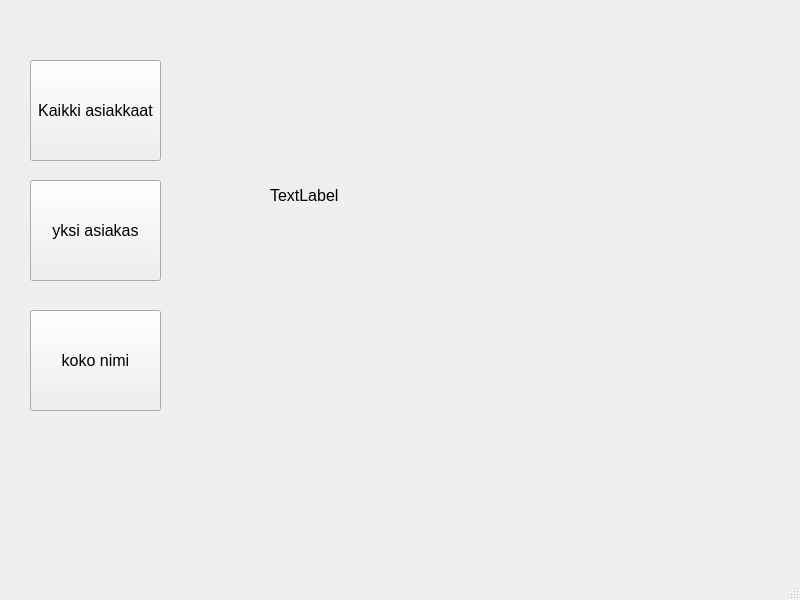
The window that qt_frontend/mainwindow.ui (c0latu02/qt_example) describes before a commit, drawn with Qt 5.
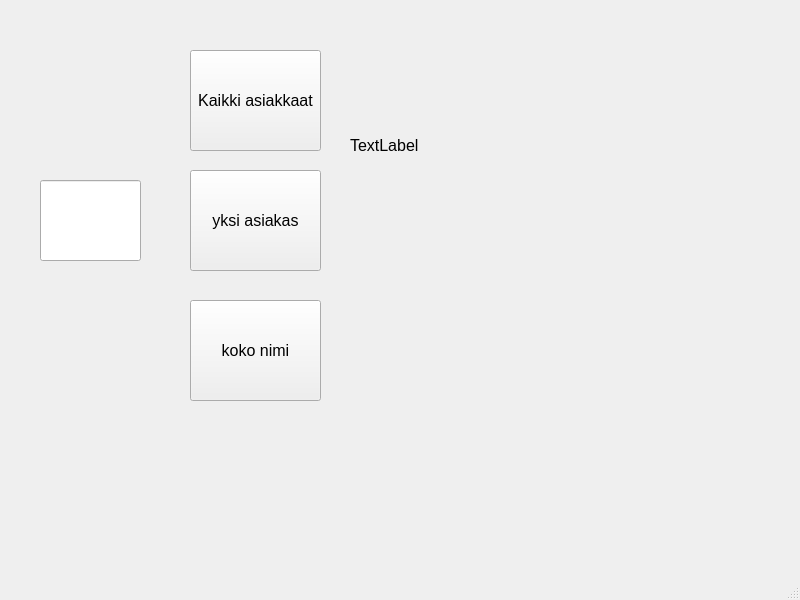
The same window after the commit.

What changed in the file:
```diff
--- a/qt_frontend/mainwindow.ui
+++ b/qt_frontend/mainwindow.ui
@@ -17,8 +17,8 @@
    <widget class="QPushButton" name="btnGetAllPersons">
     <property name="geometry">
      <rect>
-      <x>30</x>
-      <y>60</y>
+      <x>190</x>
+      <y>50</y>
       <width>131</width>
       <height>101</height>
      </rect>
@@ -35,8 +35,8 @@
    <widget class="QPushButton" name="btnGetPerson">
     <property name="geometry">
      <rect>
-      <x>30</x>
-      <y>180</y>
+      <x>190</x>
+      <y>170</y>
       <width>131</width>
       <height>101</height>
      </rect>
@@ -53,8 +53,8 @@
    <widget class="QPushButton" name="btnGetFullname">
     <property name="geometry">
      <rect>
-      <x>30</x>
-      <y>310</y>
+      <x>190</x>
+      <y>300</y>
       <width>131</width>
       <height>101</height>
      </rect>
@@ -71,9 +71,9 @@
    <widget class="QLabel" name="labelResult">
     <property name="geometry">
      <rect>
-      <x>270</x>
-      <y>110</y>
-      <width>361</width>
+      <x>350</x>
+      <y>60</y>
+      <width>431</width>
       <height>171</height>
      </rect>
     </property>
@@ -86,6 +86,21 @@
      <string>TextLabel</string>
     </property>
    </widget>
+   <widget class="QLineEdit" name="lineEditId">
+    <property name="geometry">
+     <rect>
+      <x>40</x>
+      <y>180</y>
+      <width>101</width>
+      <height>81</height>
+     </rect>
+    </property>
+    <property name="font">
+     <font>
+      <pointsize>14</pointsize>
+     </font>
+    </property>
+   </widget>
   </widget>
   <widget class="QMenuBar" name="menubar">
    <property name="geometry">
```
